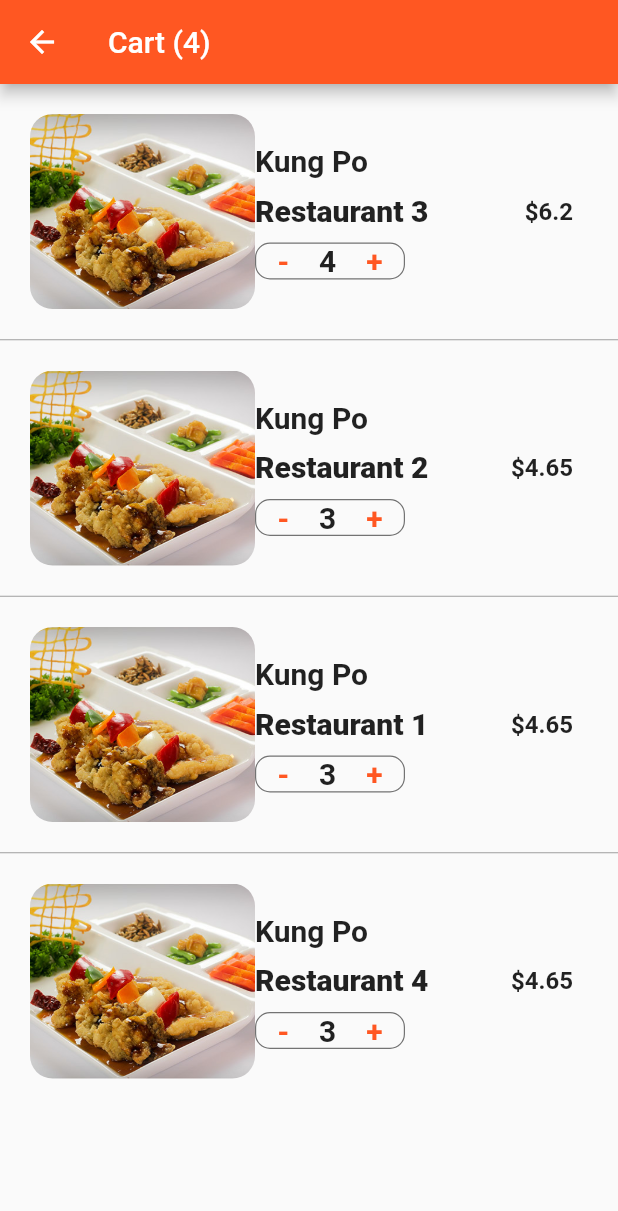
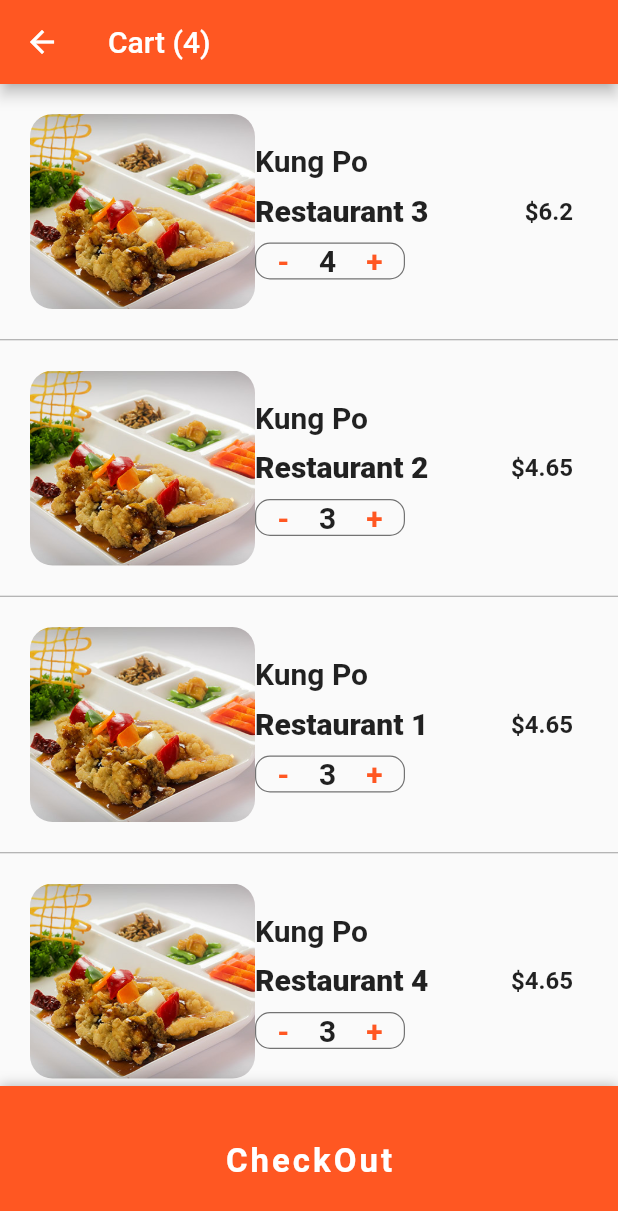
Before and after one commit to felexkuria/substation33kv, a Flutter app: the CartScreen screen opened directly, on a phone screen of 412 x 824 dp. Shown: the top 1211 px of the screen. Run offline on Flutter 3.47's test engine with Material 2 defaults, Android fonts, the phone set to English and light mode, and no system bars.

Commit message:
Finished Creating Cart and checkout Page and finished course

```diff
--- a/lib/Screens/cart_screen.dart
+++ b/lib/Screens/cart_screen.dart
@@ -121,14 +121,73 @@
 
   @override
   Widget build(BuildContext context) {
+    double totalPrice = 0;
+    currentUser.cart.forEach((Order order) {
+      totalPrice += order.quantity * order.food.price;
+    });
+
     return Scaffold(
       appBar: AppBar(
         title: Text('Cart (${currentUser.cart.length})'),
       ),
       body: ListView.separated(
         itemBuilder: (BuildContext context, int index) {
-          Order order = currentUser.cart[index];
-          return _buildCartItem(order);
+          if (index < currentUser.cart.length) {
+            Order order = currentUser.cart[index];
+            return _buildCartItem(order);
+          }
+          return Padding(
+            padding: EdgeInsets.all(20.0),
+            child: Column(
+              children: [
+                Row(
+                  mainAxisAlignment: MainAxisAlignment.spaceBetween,
+                  children: [
+                    Text(
+                      'Estimated Delivery Time',
+                      style: TextStyle(
+                        fontSize: 20.0,
+                        fontWeight: FontWeight.w600,
+                      ),
+                    ),
+                    Text(
+                      '25 Minutes',
+                      style: TextStyle(
+                        fontSize: 20.0,
+                        fontWeight: FontWeight.w600,
+                      ),
+                    )
+                  ],
+                ),
+                SizedBox(
+                  height: 10.0,
+                ),
+                Row(
+                  mainAxisAlignment: MainAxisAlignment.spaceBetween,
+                  children: [
+                    Text(
+                      'Total Cost',
+                      style: TextStyle(
+                        fontSize: 20.0,
+                        fontWeight: FontWeight.w600,
+                      ),
+                    ),
+                    Text(
+                      '\$${totalPrice.toStringAsFixed(2)}',
+                      style: TextStyle(
+                        fontSize: 20.0,
+                        color: Colors.green[700],
+                        fontWeight: FontWeight.w600,
+                      ),
+                    )
+                  ],
+                ),
+                SizedBox(
+                  height: 80.0,
+                ),
+              ],
+            ),
+          );
         },
         separatorBuilder: (BuildContext context, int index) {
           return Divider(
@@ -136,7 +195,30 @@
             color: Colors.grey,
           );
         },
-        itemCount: currentUser.cart.length,
+        itemCount: currentUser.cart.length + 1,
+      ),
+      bottomSheet: Container(
+        height: 100.0,
+        width: MediaQuery.of(context).size.width,
+        decoration:
+            BoxDecoration(color: Theme.of(context).primaryColor, boxShadow: [
+          BoxShadow(
+            color: Colors.black26,
+            offset: Offset(0, -1),
+            blurRadius: 6.0,
+          )
+        ]),
+        child: FlatButton(
+          onPressed: () {},
+          child: Text(
+            'CheckOut',
+            style: TextStyle(
+                color: Colors.white,
+                fontSize: 22.0,
+                fontWeight: FontWeight.bold,
+                letterSpacing: 2.0),
+          ),
+        ),
       ),
     );
   }
--- a/lib/Screens/restaurant_screen.dart
+++ b/lib/Screens/restaurant_screen.dart
@@ -213,8 +213,19 @@
                   ),
                 ),
               ),
-
             ],
+          ),
+          SizedBox(
+            height: 10.0,
+          ),
+          Center(
+            child: Text(
+              'Menu',
+              style: TextStyle(
+                  fontSize: 22.0,
+                  fontWeight: FontWeight.w600,
+                  letterSpacing: 1.2),
+            ),
           ),
           SizedBox(
             height: 10.0,
@@ -223,14 +234,12 @@
             child: GridView.count(
               padding: EdgeInsets.all(10.0),
               crossAxisCount: 2,
-              children:List.generate(widget.restaurant.menu.length, (index) {
+              children: List.generate(widget.restaurant.menu.length, (index) {
                 Food food = widget.restaurant.menu[index];
                 return _buildMenuItem(food);
               }),
             ),
           )
-
-
         ],
       ),
     );
```
